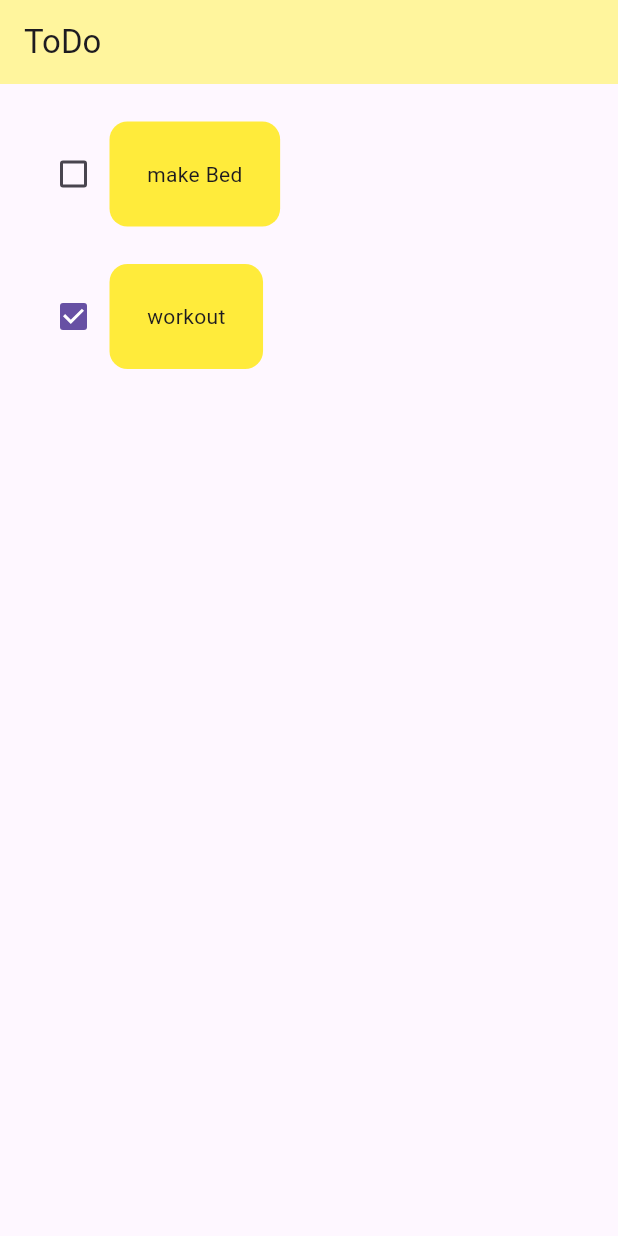
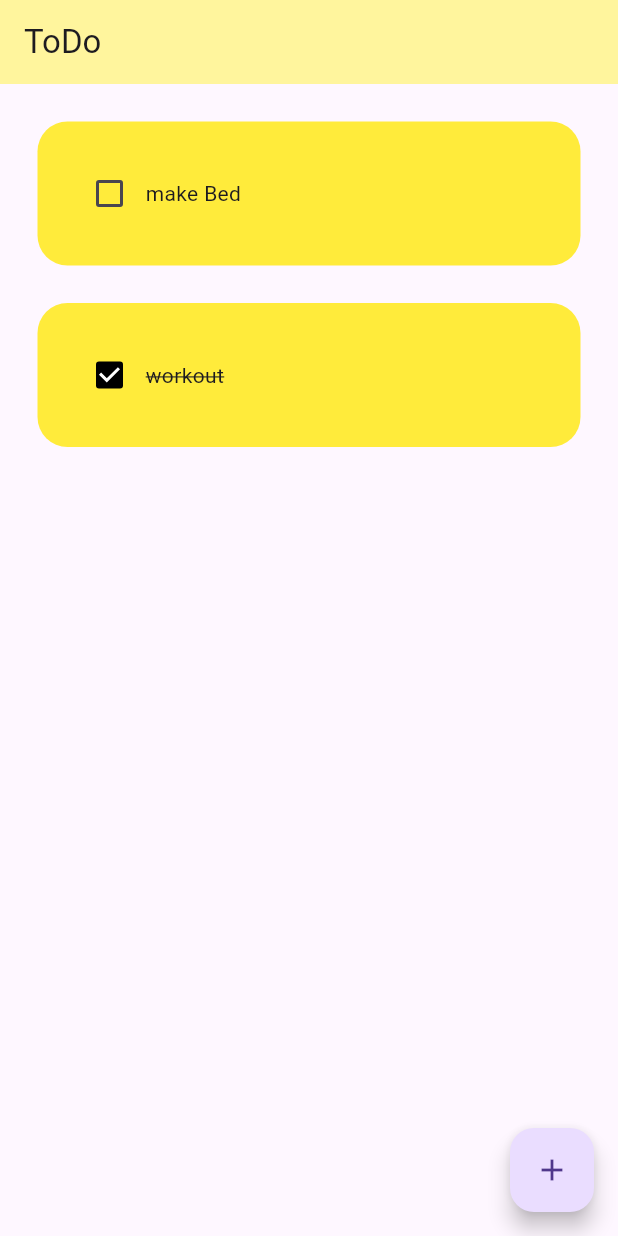
Before and after one commit to s1mpleNova/todoapp, a Flutter app: the screen it shows after launch, on a phone screen of 412 x 824 dp. Run offline on Flutter 3.47's test engine with Material 3 defaults, Android fonts, the phone set to English and light mode, and no system bars.

```diff
--- a/lib/main.dart
+++ b/lib/main.dart
@@ -11,6 +11,7 @@ class MyApp extends StatelessWidget {
   @override
   Widget build(BuildContext context) {
     return MaterialApp(
+      debugShowCheckedModeBanner: false,
       home: Homepage(),
       theme: ThemeData(primarySwatch: Colors.yellow),
     );
--- a/lib/util/todo_tile.dart
+++ b/lib/util/todo_tile.dart
@@ -5,30 +5,45 @@ import 'package:flutter/material.dart';
 class TodoTile extends StatelessWidget {
   final bool taskDone;
   final String taskName;
-  Function(bool?)? onChanged;
-  TodoTile(
-      {super.key,
+  final Function(bool?)? onChanged;
+
+  TodoTile({
+    super.key,
     required this.taskDone,
     required this.taskName,
-      required this.onChanged});
+    required this.onChanged,
+  });
 
   @override
   Widget build(BuildContext context) {
     return Padding(
       padding: const EdgeInsets.only(left: 25.0, right: 25, top: 25),
+      child: Container(
+        padding: EdgeInsets.all(24),
+        decoration: BoxDecoration(
+          color: Colors.yellow,
+          borderRadius: BorderRadius.circular(20),
+        ),
         child: Row(
           children: [
-          Checkbox(value: taskDone, onChanged: onChanged),
-          Container(
-            padding: EdgeInsets.all(25),
-            child: Text(taskName),
-            decoration: BoxDecoration(
-              color: Colors.yellow,
-              borderRadius: BorderRadius.circular(12),
+            Checkbox(
+              value: taskDone,
+              onChanged: onChanged,
+              activeColor: Colors.black,
+            ),
+            Expanded(
+              child: Text(
+                taskName,
+                style: TextStyle(
+                  decoration: taskDone
+                      ? TextDecoration.lineThrough
+                      : TextDecoration.none,
+                ),
               ),
             ),
           ],
         ),
+      ),
     );
   }
 }
```
Also changed, not shown: lib/pages/homepage.dart (+16 -0 lines), lib/util/dialog_box.dart (added, +22 -0 lines). Lines whose indentation alone changed are shown as unchanged.
